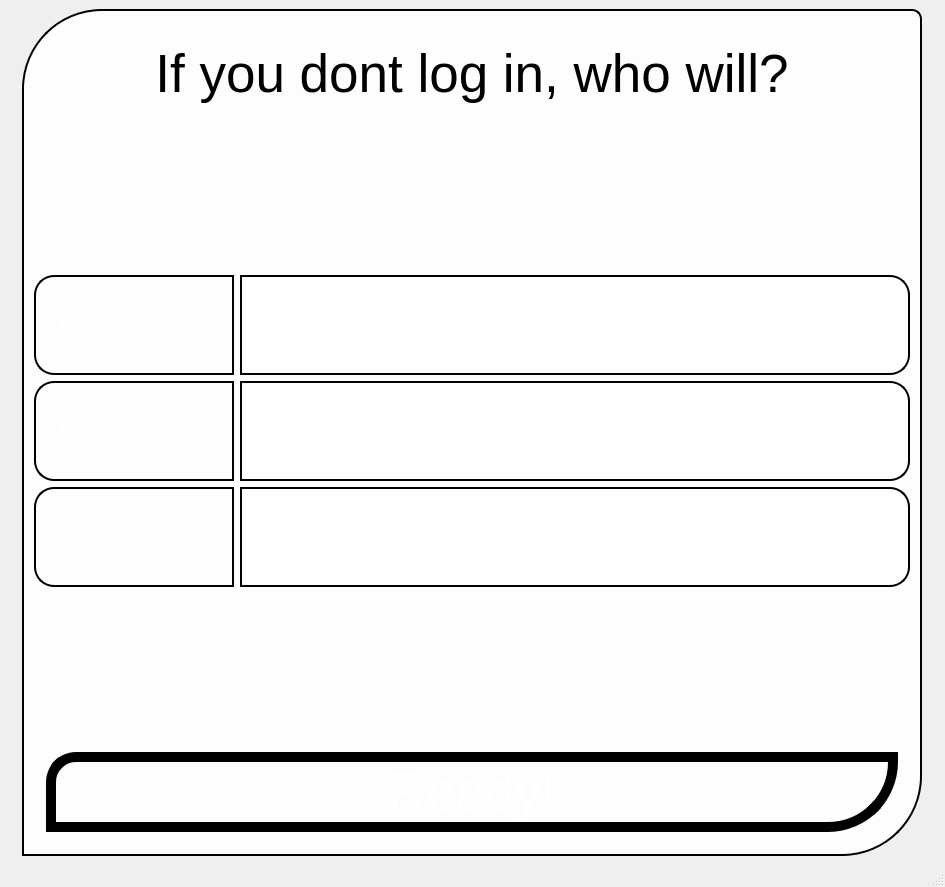
incremen/CyberMusicStreaming, file ui/login_page/login_page.ui: the form before one commit.
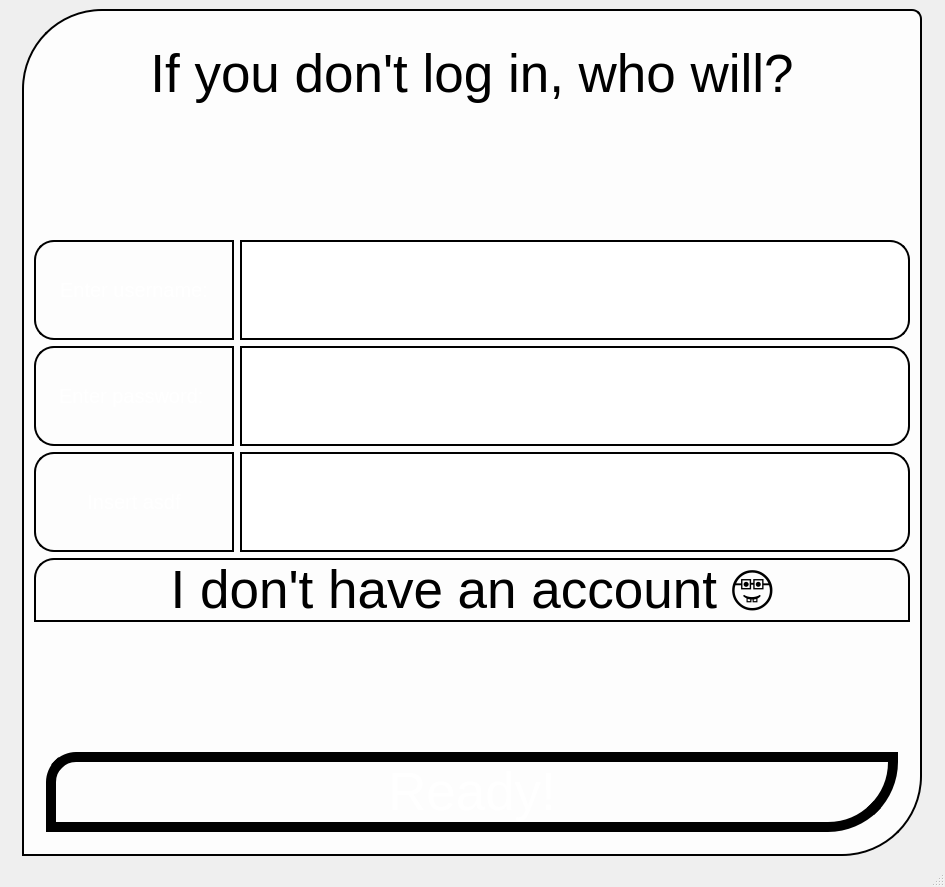
The form after the commit.

The edit to the form file:
```diff
--- a/ui/login_page/login_page.ui
+++ b/ui/login_page/login_page.ui
@@ -80,7 +80,7 @@
             <string notr="true">color: black;</string>
            </property>
            <property name="text">
-            <string>If you dont log in, who will?</string>
+            <string>If you don't log in, who will?</string>
            </property>
            <property name="alignment">
             <set>Qt::AlignCenter</set>
@@ -350,6 +350,23 @@
            </item>
           </layout>
          </item>
+         <item>
+          <widget class="QPushButton" name="dont_have_account_btn">
+           <property name="font">
+            <font>
+             <pointsize>40</pointsize>
+            </font>
+           </property>
+           <property name="styleSheet">
+            <string notr="true">border: 2px solid black;
+border-top-left-radius: 20px;
+border-top-right-radius: 20px;</string>
+           </property>
+           <property name="text">
+            <string>I don't have an account 🤓</string>
+           </property>
+          </widget>
+         </item>
          <item>
           <spacer name="verticalSpacer_2">
            <property name="orientation">
```
Left out of the diff: 4 changed lines with no effect on the pictures.
